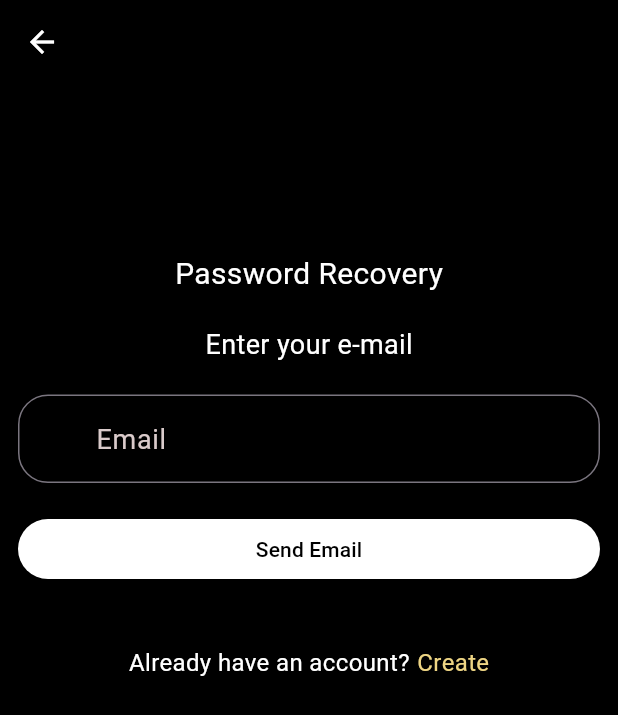
After one commit to farhan-hasan/SnapShareOrange, a Flutter app: the ForgotPasswordScreen screen opened directly, on a phone screen of 412 x 824 dp. The commit adds this screen. Shown: the top 715 px of the screen. Run offline on Flutter 3.47's test engine with Material 3 defaults, Android fonts, the phone set to English and light mode, and no system bars; our stand-ins replace cloud_firestore, firebase_auth, firebase_core, get; accounts and stored records are empty.

Commit message:
KAN-3: Add Controllers, Forgot Password Screen

```diff
--- a/lib/data/services/fire_base_auth.dart
+++ b/lib/data/services/fire_base_auth.dart
@@ -24,4 +24,8 @@ class FireBaseAuth {
   static Future<void> signOutInEmailAndPassword() async {
     await FirebaseAuth.instance.signOut();
   }
+
+  static Future<void> sendPasswordResetEmail(String email) async {
+    await FirebaseAuth.instance.sendPasswordResetEmail(email: email);
+  }
 }
--- /dev/null
+++ b/lib/presentation/screens/auth_screen/forgot_password_screen.dart
@@ -0,0 +1,157 @@
+import 'package:flutter/material.dart';
+import 'package:get/get.dart';
+import 'package:snap_share_orange/presentation/screens/auth_screen/sign_up_screen.dart';
+import 'package:snap_share_orange/presentation/state_holders/forgot_password_screen_controller.dart';
+
+class ForgotPasswordScreen extends StatefulWidget {
+  const ForgotPasswordScreen({super.key});
+
+  @override
+  State<ForgotPasswordScreen> createState() => _ForgotPasswordScreenState();
+}
+
+class _ForgotPasswordScreenState extends State<ForgotPasswordScreen> {
+  final GlobalKey<FormState> _formKey = GlobalKey<FormState>();
+
+  final TextEditingController _emailTEController = TextEditingController();
+
+  @override
+  Widget build(BuildContext context) {
+    return Scaffold(
+      appBar: AppBar(
+        backgroundColor: Colors.black,
+        automaticallyImplyLeading: true,
+        foregroundColor: Colors.white,
+      ),
+      backgroundColor: Colors.black,
+      body: Padding(
+        padding: const EdgeInsets.all(12.0),
+        child: Form(
+          key: _formKey,
+          child: _buildPasswordRecoveryForm(context),
+        ),
+      ),
+    );
+  }
+
+  Widget _buildPasswordRecoveryForm(BuildContext context) {
+    return Column(
+      crossAxisAlignment: CrossAxisAlignment.center,
+      children: [
+        const SizedBox(
+          height: 100,
+        ),
+        const Text(
+          "Password Recovery",
+          style: TextStyle(fontSize: 20, color: Colors.white),
+        ),
+        const SizedBox(
+          height: 20,
+        ),
+        const Text(
+          "Enter your e-mail",
+          style: TextStyle(fontSize: 18, color: Colors.white),
+        ),
+        const SizedBox(
+          height: 20,
+        ),
+        TextFormField(
+          style: const TextStyle(color: Colors.white),
+          controller: _emailTEController,
+          decoration: InputDecoration(
+            fillColor: const Color.fromARGB(255, 54, 53, 53),
+            hintText: 'Email',
+            hintStyle: const TextStyle(
+                fontSize: 18, color: Color.fromARGB(255, 218, 203, 203)),
+            prefixIcon: const Icon(
+              Icons.person,
+              color: Colors.black,
+              size: 30,
+            ),
+            border: OutlineInputBorder(
+              borderRadius: BorderRadius.circular(20),
+            ),
+          ),
+          validator: (value) {
+            if (value == null || value.isEmpty) {
+              return 'Enter your email';
+            }
+            return null;
+          },
+        ),
+        const SizedBox(
+          height: 20,
+        ),
+        GetBuilder<ForgotPasswordScreenController>(
+            builder: (forgotPasswordScreenController) {
+          return _buildResetEmailButton(forgotPasswordScreenController);
+        }),
+        const SizedBox(
+          height: 40,
+        ),
+        _buildAccountCreate(context)
+      ],
+    );
+  }
+
+  Widget _buildAccountCreate(BuildContext context) {
+    return Row(
+      mainAxisAlignment: MainAxisAlignment.center,
+      children: [
+        const Text(
+          "Already have an account?",
+          style: TextStyle(color: Colors.white, fontSize: 16),
+        ),
+        const SizedBox(
+          width: 5,
+        ),
+        InkWell(
+          onTap: () {
+            Get.to(() => const SignUpScreen());
+          },
+          child: const Text(
+            "Create",
+            style: TextStyle(
+              fontSize: 16,
+              color: Color.fromARGB(255, 238, 213, 132),
+            ),
+          ),
+        ),
+      ],
+    );
+  }
+
+  Widget _buildResetEmailButton(
+      ForgotPasswordScreenController forgotPasswordScreenController) {
+    return SizedBox(
+      width: double.infinity,
+      child: ElevatedButton(
+        style: ElevatedButton.styleFrom(
+          backgroundColor: Colors.white,
+        ),
+        onPressed: forgotPasswordScreenController.isLoading
+            ? null
+            : () async {
+                if (_formKey.currentState!.validate()) {
+                  await forgotPasswordScreenController.resetPassword(
+                      _emailTEController.text, _emailTEController);
+                }
+              },
+        child: forgotPasswordScreenController.isLoading
+            ? const CircularProgressIndicator(
+                valueColor: AlwaysStoppedAnimation<Color>(Colors.white),
+              )
+            : const Text(
+                "Send Email",
+                style: TextStyle(color: Colors.black),
+              ),
+      ),
+    );
+  }
+
+  @override
+  void dispose() {
+    _emailTEController.dispose();
+    super.dispose();
+  }
+}
--- /dev/null
+++ b/lib/presentation/state_holders/forgot_password_screen_controller.dart
@@ -0,0 +1,32 @@
+import 'package:cloud_firestore/cloud_firestore.dart';
+import 'package:flutter/material.dart';
+import 'package:get/get.dart';
+import 'package:snap_share_orange/data/services/fire_base_auth.dart';
+import 'package:snap_share_orange/presentation/widgets/scaffold_message.dart';
+
+class ForgotPasswordScreenController extends GetxController {
+  bool _isLoading = false;
+  bool get isLoading => _isLoading;
+
+  Future<void> resetPassword(
+      String email, TextEditingController emailTEController) async {
+    try {
+      _isLoading = true;
+      update();
+      await FireBaseAuth.sendPasswordResetEmail(email);
+
+      ScaffoldMessage.showScafflodMessage(
+          "Password Reset Email has sent", Colors.blueAccent);
+
+      emailTEController.clear();
+    } on FirebaseException catch (e) {
+      if (e.code == 'user-not-found') {
+        ScaffoldMessage.showScafflodMessage(
+            "Password Reset Email has sent", Colors.redAccent);
+      }
+    } finally {
+      _isLoading = false;
+      update();
+    }
+  }
+}
--- /dev/null
+++ b/lib/presentation/state_holders/log_in_screen_controller.dart
@@ -0,0 +1,62 @@
+import 'package:cloud_firestore/cloud_firestore.dart';
+import 'package:flutter/material.dart';
+import 'package:get/get.dart';
+import 'package:snap_share_orange/data/services/fire_base_auth.dart';
+import 'package:snap_share_orange/presentation/screens/main_bottom_nav_bar_screen.dart';
+import 'package:snap_share_orange/presentation/widgets/scaffold_message.dart';
+
+class LogInScreenController extends GetxController {
+  bool _inProgress = false;
+  bool _passwordVisible = false;
+  bool _isChecked = false;
+
+  bool get inProgress => _inProgress;
+  bool get passwordVisible => _passwordVisible;
+  bool get isChecked => _isChecked;
+
+  Future<void> userLogin(String email, String password) async {
+    try {
+      _inProgress = true;
+      update();
+
+      await FireBaseAuth.signInUserWithEmailAndPassword(email, password);
+
+      ScaffoldMessage.showScafflodMessage('Login Success', Colors.blueAccent);
+      Get.offAll(() => const MainBottomNavBarScreen());
+    } on FirebaseException catch (e) {
+      String errorMessage;
+
+      if (e.code == 'user-not-found') {
+        errorMessage = 'No User Found for that Email';
+      } else if (e.code == 'wrong-password') {
+        errorMessage = 'Wrong Password Provided by User';
+      } else {
+        errorMessage = 'Login Failed: ${e.message}';
+      }
+      Get.snackbar('Login Failed', errorMessage,
+          backgroundColor: Colors.redAccent, colorText: Colors.white);
+    } catch (e) {
+      print("Login Failed: ${e.toString()}");
+      Get.snackbar('Login Failed', 'An unexpected error occurred',
+          backgroundColor: Colors.redAccent, colorText: Colors.white);
+    } finally {
+      _inProgress = false;
+      update();
+    }
+  }
+
+  void togglePasswordVisible() {
+    _passwordVisible = !_passwordVisible;
+    update();
+  }
+
+  void changeCheck(bool? value) {
+    _isChecked = value!;
+
+    update();
+  }
+
+  void onChangedValue() {
+    update();
+  }
+}
--- /dev/null
+++ b/lib/presentation/state_holders/main_bottom_nav_controller.dart
@@ -0,0 +1,12 @@
+import 'package:get/get.dart';
+
+class MainBottomNavController extends GetxController {
+  int _selectedIndex = 0;
+
+  int get selectedIndex => _selectedIndex;
+
+  void changeIndex(int index) {
+    _selectedIndex = index;
+    update();
+  }
+}
--- /dev/null
+++ b/lib/presentation/state_holders/sign_up_screen_controller.dart
@@ -0,0 +1,52 @@
+import 'package:cloud_firestore/cloud_firestore.dart';
+import 'package:flutter/material.dart';
+import 'package:get/get.dart';
+import 'package:snap_share_orange/data/services/fire_base_auth.dart';
+import 'package:snap_share_orange/presentation/screens/auth_screen/log_in_screen.dart';
+import 'package:snap_share_orange/presentation/widgets/scaffold_message.dart';
+
+class SignUpScreenController extends GetxController {
+  bool _passwordVisible = false;
+
+  bool _isLoading = false;
+
+  bool get isLoading => _isLoading;
+  bool get passwordVisible => _passwordVisible;
+
+  Future<void> createUserSignUpDatabase(
+      String email, String password, String name) async {
+    try {
+      _isLoading = true;
+      update();
+      await FireBaseAuth.createUserWithEmailAndPassword(email, password, name);
+      await FireBaseAuth.signOutInEmailAndPassword();
+
+      ScaffoldMessage.showScafflodMessage(
+          'User Sign-Up Success', Colors.blueAccent);
+
+      Get.off(() => const LogInScreen());
+    } on FirebaseException catch (e) {
+      if (e.code == 'email-already-in-use') {
+        ScaffoldMessage.showScafflodMessage(
+            'Email is already in use', Colors.redAccent);
+      } else if (e.code == 'weak-password') {
+        ScaffoldMessage.showScafflodMessage(
+            'The password is too weak', Colors.redAccent);
+      }
+    } catch (e) {
+      print("Sign-Up Failed: ${e.toString()}");
+    } finally {
+      _isLoading = false;
+      update();
+    }
+  }
+
+  void tooglePasswordVisible() {
+    _passwordVisible = !_passwordVisible;
+    update();
+  }
+
+  void onChangedValue() {
+    update();
+  }
+}
--- a/pubspec.yaml
+++ b/pubspec.yaml
@@ -38,6 +38,8 @@ dependencies:
   firebase_auth: ^5.1.4
   cloud_firestore: ^5.2.1
   firebase_storage: ^12.1.3
+  get: ^4.6.6
+  shared_preferences: ^2.3.2
 
 dev_dependencies:
   flutter_test:
```
Also changed, not shown: lib/app.dart (+6 -5 lines), lib/controller_binder.dart (added, +15 -0 lines), lib/presentation/screens/auth_screen/auth_screen.dart (+3 -4 lines), lib/presentation/screens/auth_screen/log_in_screen.dart (+34 -76 lines), lib/presentation/screens/auth_screen/sign_up_screen.dart (+23 -60 lines), lib/presentation/screens/main_bottom_nav_bar_screen.dart (+11 -10 lines), lib/presentation/widgets/scaffold_message.dart (+6 -10 lines), pubspec.lock.
